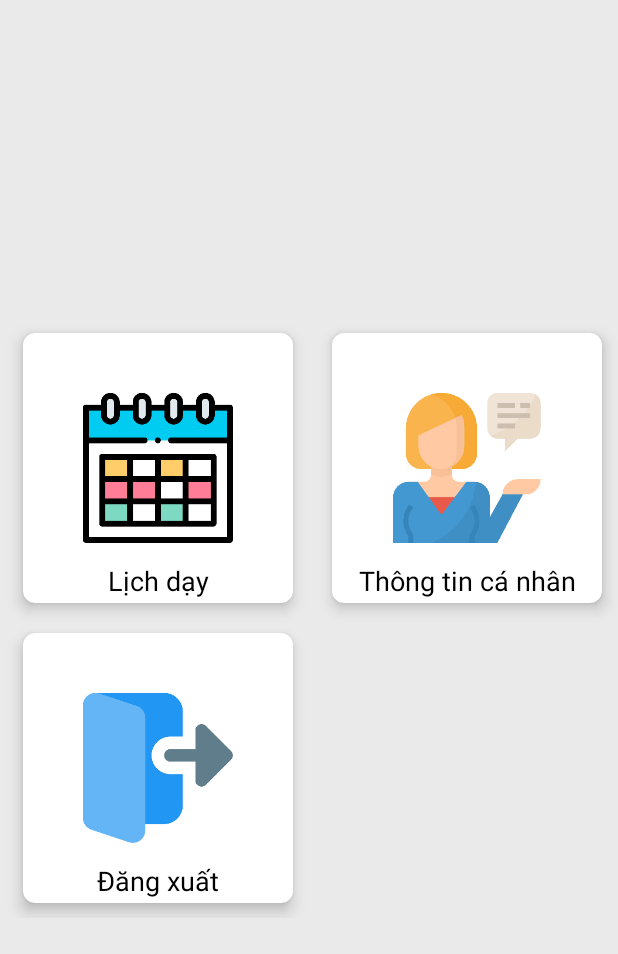
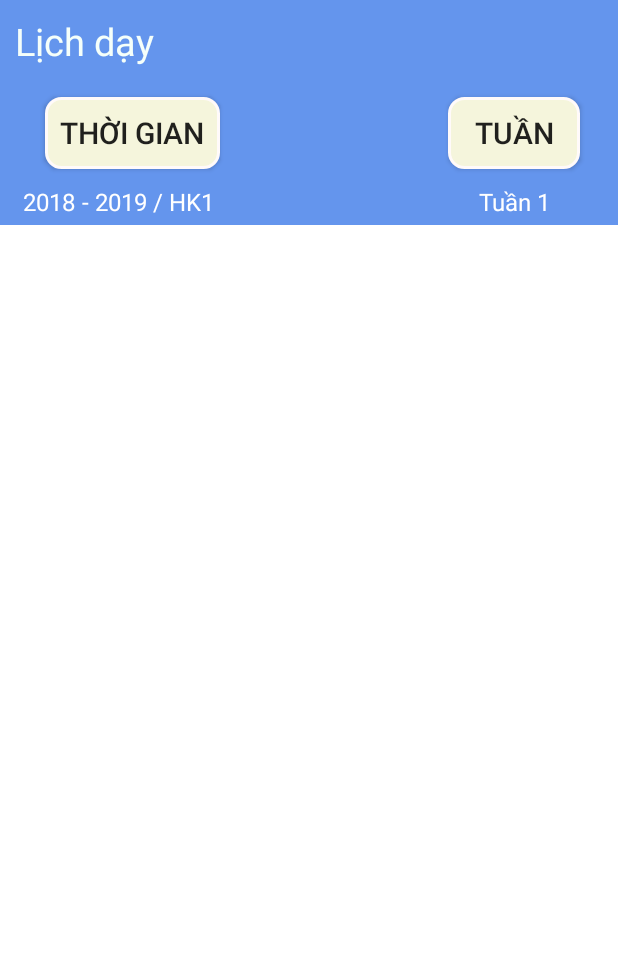
Before and after one commit to dovanviet/portal-dau, an Android app: the HomeActivity screen opened directly, with no data from a screen before it, after a tap on "Lịch dạy", on a phone screen of 412 x 824 dp. Shown: the top 954 px of the screen. Run offline under Robolectric (Android 15) with nearby library versions, the phone set to English and light mode, and no system bars; our stand-ins replace Firebase (no records; nobody signed in at launch, a user with empty details on screens opened directly), RxJava; 1 statement that could not run was skipped.

Commit message:
add type of schedule

```diff
--- a/app/build.gradle
+++ b/app/build.gradle
@@ -76,4 +76,7 @@ dependencies {
 
     //toggle
     implementation 'com.github.angads25:toggle:1.1.0'
+
+    // swipe recyclerview
+    implementation 'com.chauthai.swipereveallayout:swipe-reveal-layout:1.4.1'
 }
--- a/app/src/main/java/com/example/daumobile/ui/home/HomeActivity.java
+++ b/app/src/main/java/com/example/daumobile/ui/home/HomeActivity.java
@@ -142,12 +142,21 @@ public class HomeActivity extends BaseActivity<ActivityHomeBinding> implements I
                 intent.putExtra(Constants.IT_PEOPLE, currentPeople);
                 startActivity(intent);
             case Constants.MENU_LICHDAY:
+                intent = new Intent(this, ScheduleActivity.class);
+                intent.putExtra(Constants.IT_PEOPLE, currentPeople);
+                intent.putExtra(Constants.IT_SCHEDULE, Constants.LICH_DAY);
+                startActivity(intent);
                 break;
             case Constants.MENU_LICHTHI:
+                intent = new Intent(this, ScheduleActivity.class);
+                intent.putExtra(Constants.IT_PEOPLE, currentPeople);
+                intent.putExtra(Constants.IT_SCHEDULE, Constants.LICH_THI);
+                startActivity(intent);
                 break;
             case Constants.MENU_THOIKHOABIEU:
                 intent = new Intent(this, ScheduleActivity.class);
                 intent.putExtra(Constants.IT_PEOPLE, currentPeople);
+                intent.putExtra(Constants.IT_SCHEDULE, Constants.THOI_KHOA_BIEU);
                 startActivity(intent);
             case Constants.MENU_THONGTINCANHAN:
                 break;
--- a/app/src/main/java/com/example/daumobile/ui/schedule/ScheduleActivity.java
+++ b/app/src/main/java/com/example/daumobile/ui/schedule/ScheduleActivity.java
@@ -16,6 +16,7 @@ import com.example.daumobile.databinding.ActivityScheduleBinding;
 import com.example.daumobile.model.Schedule;
 import com.example.daumobile.model.authen.People;
 import com.example.daumobile.model.authen.Student;
+import com.example.daumobile.model.authen.Teacher;
 
 import java.util.ArrayList;
 import java.util.List;
@@ -26,6 +27,7 @@ public class ScheduleActivity extends AppCompatActivity implements IListenerItem
     private ScheduleAdapter mAdapter;
     private List<Schedule> mSchedulers;
     private People mUser;
+    private String mTypeOfSchedule = Constants.THOI_KHOA_BIEU;
 
     private static final String TAG = "__ScheduleActivity";
     @Override
@@ -44,8 +46,12 @@ public class ScheduleActivity extends AppCompatActivity implements IListenerItem
         Intent intent = getIntent();
 
         People people = (People) intent.getSerializableExtra(Constants.IT_PEOPLE);
+        String type = intent.getStringExtra(Constants.IT_SCHEDULE);
         if (people != null) {
             mUser = people;
+        }
+        if (type != null) {
+            mTypeOfSchedule = type;
         }
     }
 
@@ -59,6 +65,8 @@ public class ScheduleActivity extends AppCompatActivity implements IListenerItem
 
         DividerItemDecoration dividerItemDecoration = new DividerItemDecoration(this, DividerItemDecoration.VERTICAL);
         binding.recyclerviewSchedule.addItemDecoration(dividerItemDecoration);
+
+        binding.tvTitle.setText(mTypeOfSchedule);
     }
 
     private void setListeners() {
@@ -66,9 +74,11 @@ public class ScheduleActivity extends AppCompatActivity implements IListenerItem
             mSchedulers.clear();
 
             for(Schedule schedule : schedulers) {
-                Log.d(TAG, "setListeners: " + schedule.getLopHoc() + " - " + ((Student)mUser).getLopHoc());
-
-                if (mUser instanceof Student && schedule.getLopHoc().toLowerCase().contains(((Student)mUser).getLopHoc().toLowerCase()) ) {
+                if (mTypeOfSchedule.equals(Constants.THOI_KHOA_BIEU) &&  mUser instanceof Student && schedule.getLopHoc().toLowerCase().contains(((Student)mUser).getLopHoc().toLowerCase()) ) {
+                    mSchedulers.add(schedule);
+                } else if (mTypeOfSchedule.equals(Constants.LICH_THI)) {
+                    // NOTHING
+                } else if (mTypeOfSchedule.equals(Constants.LICH_DAY) && mUser instanceof Teacher && schedule.getTenGiangVien().toLowerCase().equals(mUser.getName().toLowerCase())) {
                     mSchedulers.add(schedule);
                 }
             }
--- a/app/src/main/res/layout/activity_schedule.xml
+++ b/app/src/main/res/layout/activity_schedule.xml
@@ -14,7 +14,7 @@
         android:background="@color/CornflowerBlue">
 
         <TextView
-            android:id="@+id/tv_schedule_title"
+            android:id="@+id/tvTitle"
             android:layout_width="wrap_content"
             android:layout_height="wrap_content"
             android:layout_marginLeft="10dp"
@@ -25,12 +25,12 @@
             android:textSize="25sp" />
 
         <Button
-            android:id="@+id/btn_schedule_semester"
+            android:id="@+id/btnTime"
             android:layout_width="wrap_content"
             android:layout_height="wrap_content"
-            android:layout_below="@id/tv_schedule_title"
-            android:layout_alignParentLeft="true"
-            android:layout_marginLeft="30dp"
+            android:layout_below="@id/tvTitle"
+            android:layout_alignParentStart="true"
+            android:layout_marginStart="30dp"
             android:layout_marginTop="10dp"
             android:background="@drawable/custom_schedule_button"
             android:padding="10dp"
@@ -38,12 +38,12 @@
             android:textSize="20sp" />
 
         <TextView
-            android:id="@+id/tv_schedule_semester_value"
+            android:id="@+id/tvTime"
             android:layout_width="wrap_content"
             android:layout_height="wrap_content"
-            android:layout_below="@id/btn_schedule_semester"
-            android:layout_alignParentLeft="true"
-            android:layout_marginLeft="10dp"
+            android:layout_below="@id/btnTime"
+            android:layout_alignParentStart="true"
+            android:layout_marginStart="10dp"
             android:layout_marginTop="5dp"
             android:padding="5dp"
             android:text="2018 - 2019 / HK1"
@@ -51,26 +51,26 @@
             android:textSize="16sp" />
 
         <Button
-            android:id="@+id/btn_schedule_week"
+            android:id="@+id/btnWeek"
             android:layout_width="wrap_content"
             android:layout_height="wrap_content"
-            android:layout_below="@+id/tv_schedule_title"
-            android:layout_alignParentRight="true"
+            android:layout_below="@+id/tvTitle"
+            android:layout_alignParentEnd="true"
             android:layout_marginTop="10dp"
-            android:layout_marginRight="25dp"
+            android:layout_marginEnd="25dp"
             android:background="@drawable/custom_schedule_button"
             android:padding="10dp"
             android:text="Tuần"
             android:textSize="20sp" />
 
         <TextView
-            android:id="@+id/tv_schedule_week_value"
+            android:id="@+id/tvWeekValue"
             android:layout_width="wrap_content"
             android:layout_height="wrap_content"
-            android:layout_below="@id/btn_schedule_week"
-            android:layout_alignParentRight="true"
+            android:layout_below="@id/btnWeek"
+            android:layout_alignParentEnd="true"
             android:layout_marginTop="5dp"
-            android:layout_marginRight="40dp"
+            android:layout_marginEnd="40dp"
             android:gravity="center"
             android:padding="5dp"
             android:text="Tuần 1"
--- a/app/src/main/res/layout/item_schedule.xml
+++ b/app/src/main/res/layout/item_schedule.xml
@@ -19,7 +19,7 @@
             android:textSize="14sp" />
 
         <TextView
-            android:layout_above="@id/tvSoTinChi"
+            android:layout_above="@id/tvTenGiangVien"
             android:id="@+id/tvDiaDiem"
             android:gravity="center_vertical"
             android:layout_width="wrap_content"
```
Also changed, not shown: app/src/main/java/com/example/daumobile/database/Constants.java (+7 -0 lines).
